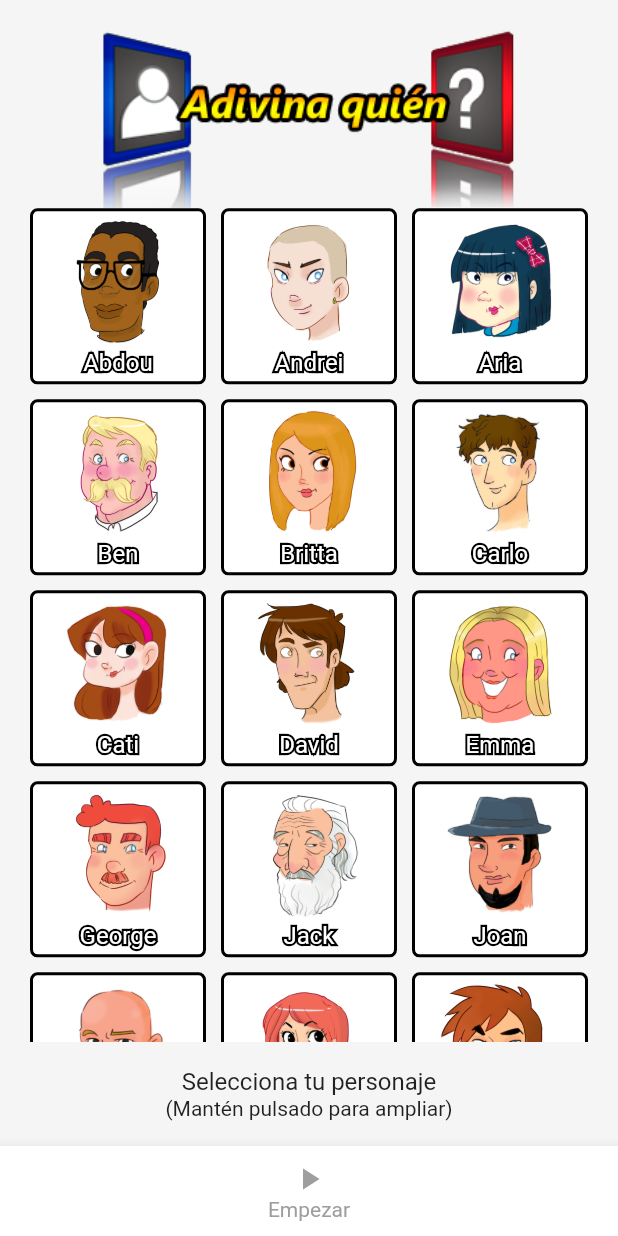
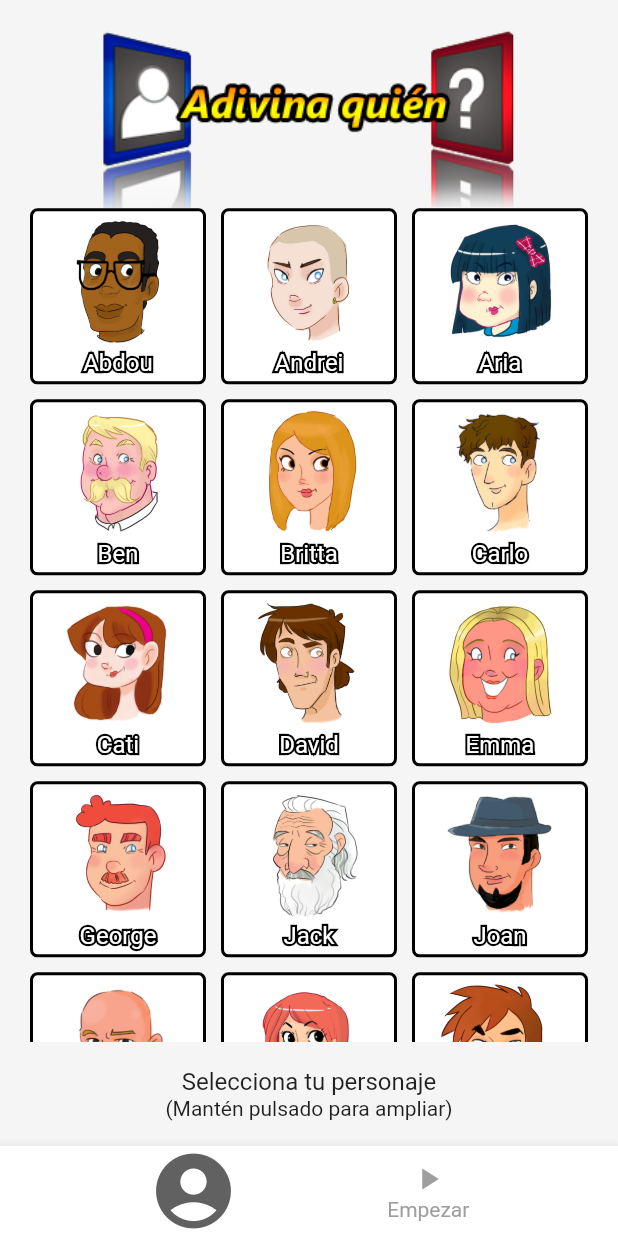
Before and after one commit to alfredoUcar/guesswho, a Flutter app: the CharacterSelection screen opened by its route, on a phone screen of 412 x 824 dp. Run offline on Flutter 3.47's test engine with Material 2 defaults, Android fonts, the phone set to English and light mode, and no system bars.

Commit message:
add selected character miniature in bottom bar

```diff
--- a/lib/screens/character_selection.dart
+++ b/lib/screens/character_selection.dart
@@ -15,7 +15,30 @@ class CharacterSelection extends StatelessWidget {
       builder: (context, game, child) => Scaffold(
         backgroundColor: Colors.grey.shade100,
         bottomNavigationBar: BottomAppBar(
-          child: InkWell(
+          child: Row(
+            mainAxisAlignment: MainAxisAlignment.spaceEvenly,
+            children: [
+              game.selectedCharacter == null
+                  ? Icon(
+                      Icons.account_circle,
+                      size: 60,
+                      color: Colors.grey.shade700,
+                    )
+                  : ClipRRect(
+                      borderRadius: BorderRadius.circular(300),
+                      child: Container(
+                        padding: const EdgeInsets.all(5),
+                        decoration: BoxDecoration(
+                          color: Colors.grey.shade700,
+                        ),
+                        child: Image(
+                          height: 50,
+                          image: AssetImage(
+                              "lib/assets/characters/${game.selectedCharacter}.png"),
+                        ),
+                      ),
+                    ),
+              InkWell(
                 onTap: game.selectedCharacter == null
                     ? null
                     : () {
@@ -46,6 +69,8 @@ class CharacterSelection extends StatelessWidget {
                     const SizedBox(height: 10),
                   ],
                 ),
+              ),
+            ],
           ),
         ),
         body: game.characters.isEmpty
```
Lines whose indentation alone changed are shown as unchanged.
